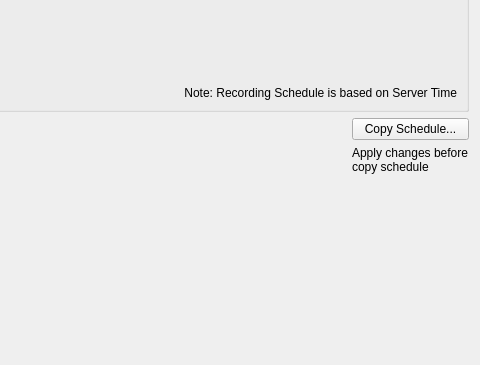
Before: the Qt Designer form client/src/ui/widgets/properties/camera_schedule_widget.ui in networkoptix/nx_open, drawn with Qt 5; both pictures show x 477 to 957 and y 163 to 528 of the 957 by 528 pixel window.
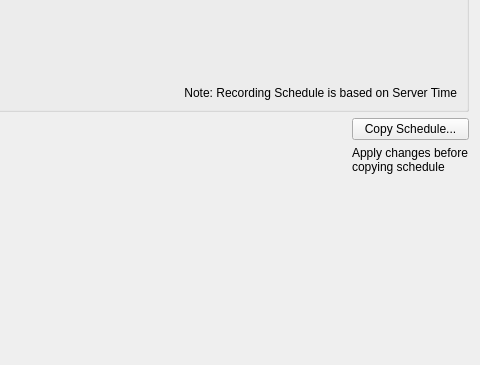
After: the same form once the commit is applied. Custom widgets are drawn as their Qt base class.

What changed in the file:
```diff
--- a/client/src/ui/widgets/properties/camera_schedule_widget.ui
+++ b/client/src/ui/widgets/properties/camera_schedule_widget.ui
@@ -584,7 +584,7 @@
           </sizepolicy>
          </property>
          <property name="text">
-          <string>Apply changes before copy schedule</string>
+          <string>Apply changes before copying schedule</string>
          </property>
          <property name="wordWrap">
           <bool>true</bool>
```
